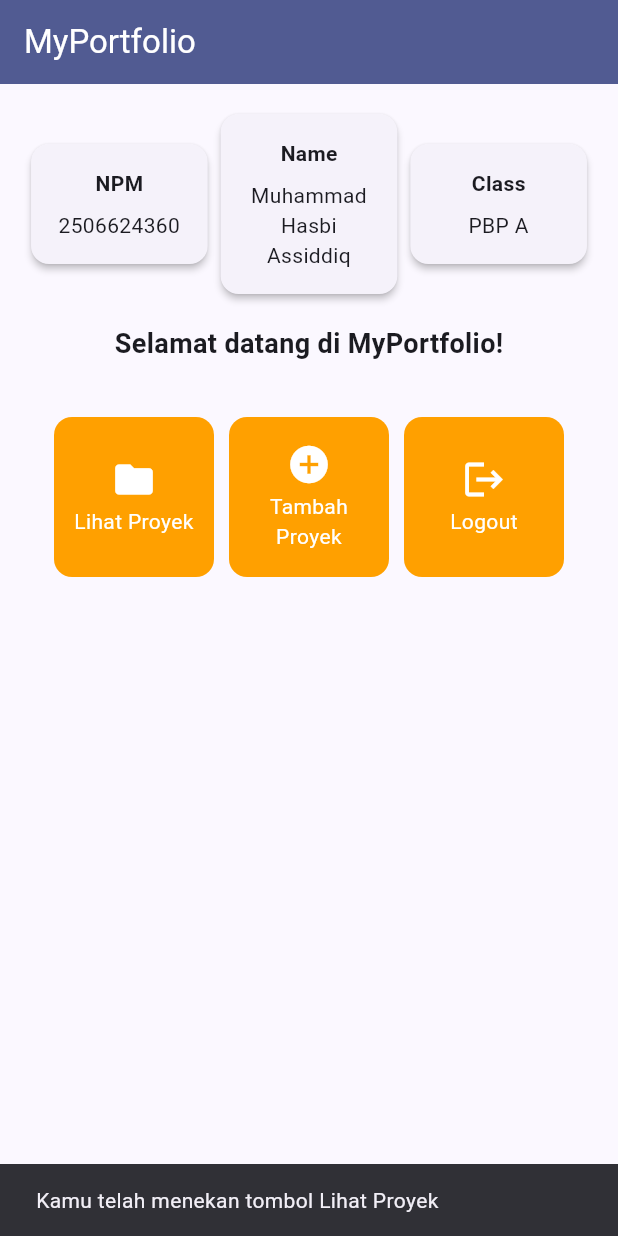
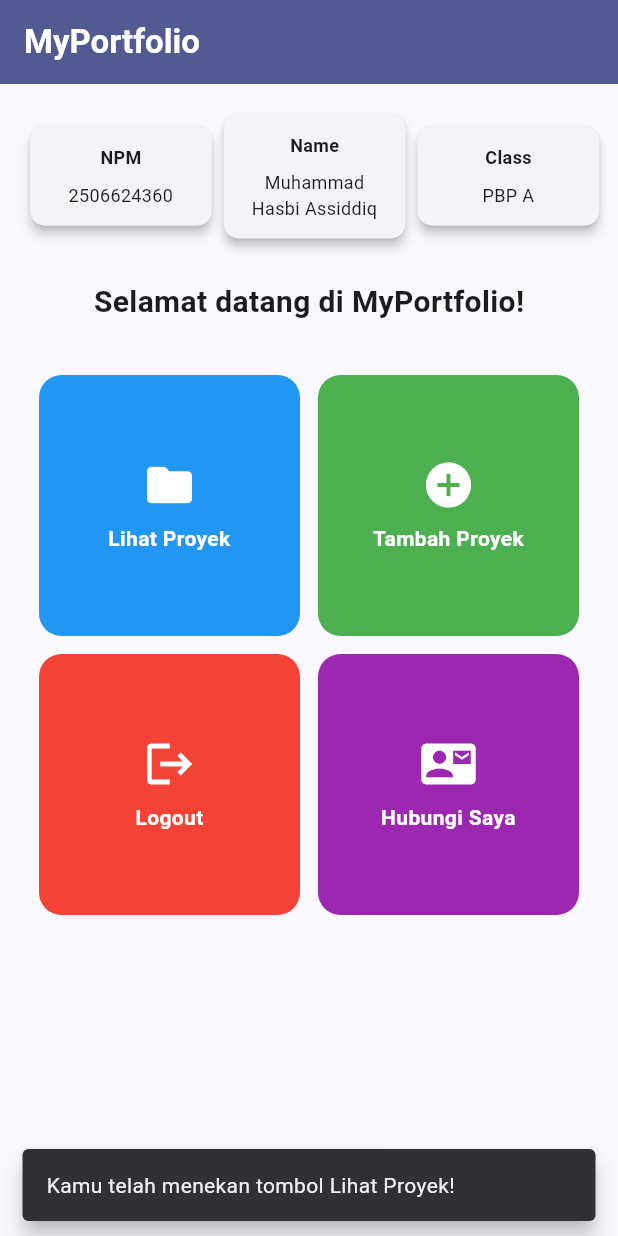
Before and after one commit to mhasbiassdq/myportofolio_mobile, a Flutter app: the screen it shows after launch, after a tap on "Lihat Proyek", on a phone screen of 412 x 824 dp. Run offline on Flutter 3.47's test engine with Material 3 defaults, Android fonts, the phone set to English and light mode, and no system bars.

Commit message:
feat: implement modular colors, add extra contact button, and code docstrings

```diff
--- a/lib/main.dart
+++ b/lib/main.dart
@@ -5,6 +5,8 @@ void main() {
   runApp(const MyApp());
 }
 
+/// Root widget dari aplikasi myportofolio_mobile.
+/// Menggunakan StatelessWidget karena tidak ada state global yang berubah.
 class MyApp extends StatelessWidget {
   const MyApp({super.key});
 
@@ -13,13 +15,14 @@ class MyApp extends StatelessWidget {
     return MaterialApp(
       title: 'MyPortfolio',
       theme: ThemeData(
+        // Konfigurasi tema utama aplikasi menggunakan skema warna Material 3
         colorScheme: ColorScheme.fromSeed(
           seedColor: Colors.indigo,
           secondary: Colors.amber[700],
         ),
         useMaterial3: true,
       ),
-      home: MyHomePage(),
+      home: MyHomePage(), // Memanggil halaman utama
     );
   }
 }
--- a/lib/menu.dart
+++ b/lib/menu.dart
@@ -1,23 +1,31 @@
 import 'package:flutter/material.dart';
 
+/// Model data untuk item menu pada halaman utama.
+/// Menyimpan nama, ikon, dan warna latar belakang masing-masing kartu.
 class ItemHomepage {
   final String name;
   final IconData icon;
+  final Color color;
 
-  ItemHomepage(this.name, this.icon);
+  ItemHomepage(this.name, this.icon, this.color);
 }
 
+/// Halaman utama aplikasi portofolio.
 class MyHomePage extends StatelessWidget {
   MyHomePage({super.key});
 
+  // Data diri mahasiswa (Di-hardcode sesuai kebutuhan tugas)
   final String npm = "2506624360";
   final String nama = "Muhammad Hasbi Assiddiq";
   final String kelas = "PBP A";
 
+  // Daftar item menu dengan implementasi pewarnaan modular (Nilai 4 Kualitas Kode)
+  // Menambahkan fitur ekstra: tombol "Hubungi Saya" (Nilai 4 Fungsionalitas)
   final List<ItemHomepage> items = [
-    ItemHomepage("Lihat Proyek", Icons.folder),
-    ItemHomepage("Tambah Proyek", Icons.add_circle),
-    ItemHomepage("Logout", Icons.logout),
+    ItemHomepage("Lihat Proyek", Icons.folder, Colors.blue),
+    ItemHomepage("Tambah Proyek", Icons.add_circle, Colors.green),
+    ItemHomepage("Logout", Icons.logout, Colors.red),
+    ItemHomepage("Hubungi Saya", Icons.contact_mail, Colors.purple), // Fitur Ekstra
   ];
 
   @override
@@ -26,7 +34,7 @@ class MyHomePage extends StatelessWidget {
       appBar: AppBar(
         title: const Text(
           'MyPortfolio',
-          style: TextStyle(color: Colors.white),
+          style: TextStyle(color: Colors.white, fontWeight: FontWeight.bold),
         ),
         backgroundColor: Theme.of(context).colorScheme.primary,
       ),
@@ -36,7 +44,7 @@ class MyHomePage extends StatelessWidget {
           child: Column(
             crossAxisAlignment: CrossAxisAlignment.center,
             children: [
-              // Baris untuk menampilkan InfoCard (NPM, Nama, Kelas)
+              // Bagian InfoCard untuk menampilkan profil
               Row(
                 mainAxisAlignment: MainAxisAlignment.spaceEvenly,
                 children: [
@@ -45,28 +53,28 @@ class MyHomePage extends StatelessWidget {
                   InfoCard(title: 'Class', content: kelas),
                 ],
               ),
-              const SizedBox(height: 16.0),
+              const SizedBox(height: 24.0),
               const Center(
                 child: Column(
                   children: [
                     Text(
                       'Selamat datang di MyPortfolio!',
                       style: TextStyle(
-                        fontSize: 18.0,
+                        fontSize: 20.0,
                         fontWeight: FontWeight.bold,
                       ),
                     ),
                   ],
                 ),
               ),
-              const SizedBox(height: 16.0),
-              // Grid untuk menampilkan tombol-tombol ItemCard
+              const SizedBox(height: 24.0),
+              // Bagian Grid untuk menampilkan menu navigasi
               GridView.count(
                 primary: false,
-                padding: const EdgeInsets.all(20),
-                crossAxisSpacing: 10,
-                mainAxisSpacing: 10,
-                crossAxisCount: 3,
+                padding: const EdgeInsets.all(10),
+                crossAxisSpacing: 12,
+                mainAxisSpacing: 12,
+                crossAxisCount: 2, // Dibuat 2 kolom agar tombol ekstra terlihat proporsional
                 shrinkWrap: true,
                 children: items.map((ItemHomepage item) {
                   return ItemCard(item);
@@ -80,6 +88,7 @@ class MyHomePage extends StatelessWidget {
   }
 }
 
+/// Komponen *reusable* untuk menampilkan kartu informasi ringkas.
 class InfoCard extends StatelessWidget {
   final String title;
   final String content;
@@ -89,18 +98,23 @@ class InfoCard extends StatelessWidget {
   @override
   Widget build(BuildContext context) {
     return Card(
-      elevation: 2.0,
+      elevation: 3.0,
+      shape: RoundedRectangleBorder(borderRadius: BorderRadius.circular(10)),
       child: Container(
-        width: MediaQuery.of(context).size.width / 3.5,
-        padding: const EdgeInsets.all(16.0),
+        width: MediaQuery.of(context).size.width / 3.4,
+        padding: const EdgeInsets.all(12.0),
         child: Column(
           children: [
             Text(
               title,
-              style: const TextStyle(fontWeight: FontWeight.bold),
+              style: const TextStyle(fontWeight: FontWeight.bold, fontSize: 12.0),
             ),
             const SizedBox(height: 8.0),
-            Text(content, textAlign: TextAlign.center),
+            Text(
+              content,
+              textAlign: TextAlign.center,
+              style: const TextStyle(fontSize: 12.0),
+            ),
           ],
         ),
       ),
@@ -108,6 +122,7 @@ class InfoCard extends StatelessWidget {
   }
 }
 
+/// Komponen *reusable* untuk menampilkan tombol interaktif.
 class ItemCard extends StatelessWidget {
   final ItemHomepage item;
 
@@ -116,33 +131,40 @@ class ItemCard extends StatelessWidget {
   @override
   Widget build(BuildContext context) {
     return Material(
-      color: Theme.of(context).colorScheme.secondary,
-      borderRadius: BorderRadius.circular(12),
+      // Menggunakan warna modular dari objek ItemHomepage
+      color: item.color,
+      borderRadius: BorderRadius.circular(15),
       child: InkWell(
         onTap: () {
-          // Menampilkan pesan SnackBar ketika kartu diklik
+          // Memunculkan pesan interaktif saat tombol ditekan
           ScaffoldMessenger.of(context)
             ..hideCurrentSnackBar()
             ..showSnackBar(
-              SnackBar(content: Text("Kamu telah menekan tombol ${item.name}"))
+              SnackBar(
+                content: Text("Kamu telah menekan tombol ${item.name}!"),
+                behavior: SnackBarBehavior.floating,
+              ),
             );
         },
-        borderRadius: BorderRadius.circular(12),
+        borderRadius: BorderRadius.circular(15),
         child: Container(
-          padding: const EdgeInsets.all(8),
+          padding: const EdgeInsets.all(12),
           child: Column(
             mainAxisAlignment: MainAxisAlignment.center,
             children: [
               Icon(
                 item.icon,
                 color: Colors.white,
-                size: 30.0,
+                size: 36.0,
               ),
-              const SizedBox(height: 3.0),
+              const SizedBox(height: 8.0),
               Text(
                 item.name,
                 textAlign: TextAlign.center,
-                style: const TextStyle(color: Colors.white),
+                style: const TextStyle(
+                  color: Colors.white,
+                  fontWeight: FontWeight.bold,
+                ),
               ),
             ],
           ),
```
